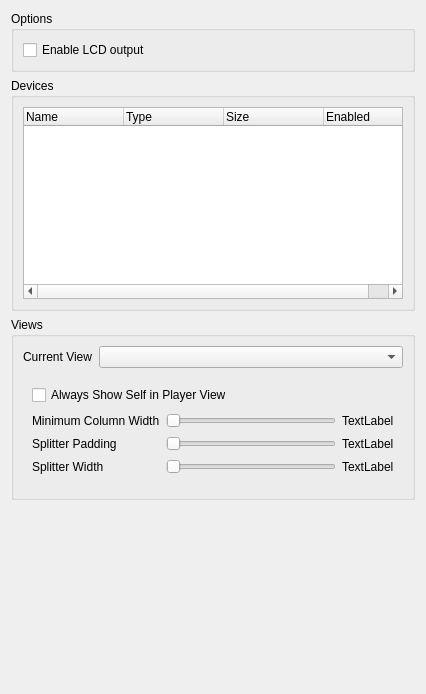
mumble-voip/mumble, file src/mumble/LCD.ui: the form before one commit.
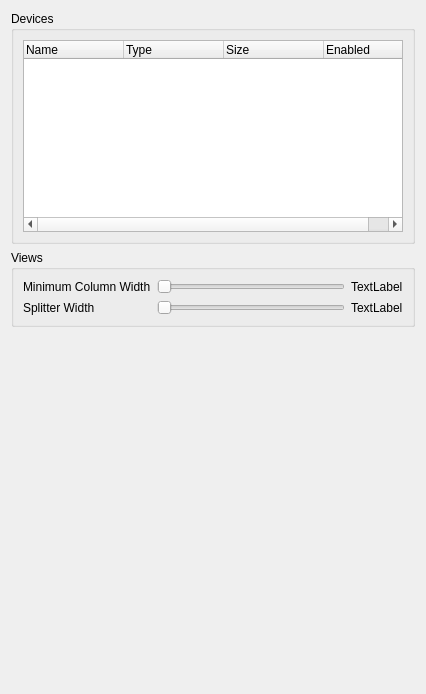
The form after the commit.

Commit message: Update G15 helper to use standard input/output Show all players/linked channels. Fudge the font metrics.

What changed in the file:
```diff
--- a/src/mumble/LCD.ui
+++ b/src/mumble/LCD.ui
@@ -13,32 +13,6 @@
    <string>Form</string>
   </property>
   <layout class="QVBoxLayout" name="verticalLayout_2" >
-   <item>
-    <widget class="QGroupBox" name="groupBox" >
-     <property name="title" >
-      <string>Options</string>
-     </property>
-     <layout class="QVBoxLayout" >
-      <item>
-       <widget class="QCheckBox" name="qcbEnable" >
-        <property name="toolTip" >
-         <string>Enable overlay.</string>
-        </property>
-        <property name="whatsThis" >
-         <string>&lt;!DOCTYPE HTML PUBLIC "-//W3C//DTD HTML 4.0//EN" "http://www.w3.org/TR/REC-html40/strict.dtd">
-&lt;html>&lt;head>&lt;meta name="qrichtext" content="1" />&lt;style type="text/css">
-p, li { white-space: pre-wrap; }
-&lt;/style>&lt;/head>&lt;body style=" font-family:'MS Shell Dlg 2'; font-size:8.25pt; font-weight:400; font-style:normal;">
-&lt;p style=" margin-top:0px; margin-bottom:0px; margin-left:0px; margin-right:0px; -qt-block-indent:0; text-indent:0px; font-size:8pt;">This decides whether Mumble should enable drawing to LCD devices.&lt;/p>&lt;/body>&lt;/html></string>
-        </property>
-        <property name="text" >
-         <string>Enable LCD output</string>
-        </property>
-       </widget>
-      </item>
-     </layout>
-    </widget>
-   </item>
    <item>
     <widget class="QGroupBox" name="groupBox_2" >
      <property name="minimumSize" >
@@ -113,59 +87,13 @@
      </property>
      <layout class="QGridLayout" name="gridLayout" >
       <item row="0" column="0" >
-       <widget class="QLabel" name="label" >
-        <property name="text" >
-         <string>Current View</string>
-        </property>
-       </widget>
-      </item>
-      <item row="1" column="0" colspan="2" >
-       <widget class="QStackedWidget" name="qswView" >
-        <property name="currentIndex" >
-         <number>1</number>
-        </property>
-        <widget class="QWidget" name="qwDefaultView" >
-         <property name="enabled" >
-          <bool>false</bool>
-         </property>
-        </widget>
-        <widget class="QWidget" name="qwPlayerView" >
-         <layout class="QGridLayout" name="gridLayout_2" >
-          <item row="2" column="2" >
-           <widget class="QLabel" name="qlSplitterPadding" >
-            <property name="text" >
-             <string>TextLabel</string>
-            </property>
-           </widget>
-          </item>
-          <item row="1" column="0" >
            <widget class="QLabel" name="label_2" >
             <property name="text" >
              <string>Minimum Column Width</string>
             </property>
            </widget>
           </item>
-          <item row="2" column="1" >
-           <widget class="QSlider" name="qsSplitterPadding" >
-            <property name="whatsThis" >
-             <string>&lt;!DOCTYPE HTML PUBLIC "-//W3C//DTD HTML 4.0//EN" "http://www.w3.org/TR/REC-html40/strict.dtd">
-&lt;html>&lt;head>&lt;meta name="qrichtext" content="1" />&lt;style type="text/css">
-p, li { white-space: pre-wrap; }
-&lt;/style>&lt;/head>&lt;body style=" font-family:'MS Shell Dlg 2'; font-size:8.25pt; font-weight:400; font-style:normal;">
-&lt;p style=" margin-top:0px; margin-bottom:0px; margin-left:0px; margin-right:0px; -qt-block-indent:0; text-indent:0px; font-size:8pt;">This setting decides the number of padding pixels between a column splitter.&lt;/p>&lt;/body>&lt;/html></string>
-            </property>
-            <property name="minimum" >
-             <number>0</number>
-            </property>
-            <property name="maximum" >
-             <number>5</number>
-            </property>
-            <property name="orientation" >
-             <enum>Qt::Horizontal</enum>
-            </property>
-           </widget>
-          </item>
-          <item row="1" column="1" >
+      <item row="0" column="1" >
            <widget class="QSlider" name="qsMinColWidth" >
             <property name="whatsThis" >
              <string>&lt;!DOCTYPE HTML PUBLIC "-//W3C//DTD HTML 4.0//EN" "http://www.w3.org/TR/REC-html40/strict.dtd">
@@ -189,28 +117,21 @@
             </property>
            </widget>
           </item>
-          <item row="3" column="2" >
-           <widget class="QLabel" name="qlSplitterWidth" >
-            <property name="text" >
-             <string>TextLabel</string>
-            </property>
-           </widget>
-          </item>
-          <item row="1" column="2" >
+      <item row="0" column="2" >
            <widget class="QLabel" name="qlMinColWidth" >
             <property name="text" >
              <string>TextLabel</string>
             </property>
            </widget>
           </item>
-          <item row="3" column="0" >
+      <item row="1" column="0" >
            <widget class="QLabel" name="label_4" >
             <property name="text" >
              <string>Splitter Width</string>
             </property>
            </widget>
           </item>
-          <item row="3" column="1" >
+      <item row="1" column="1" >
            <widget class="QSlider" name="qsSplitterWidth" >
             <property name="whatsThis" >
              <string>&lt;!DOCTYPE HTML PUBLIC "-//W3C//DTD HTML 4.0//EN" "http://www.w3.org/TR/REC-html40/strict.dtd">
@@ -230,50 +151,14 @@
             </property>
            </widget>
           </item>
-          <item row="2" column="0" >
-           <widget class="QLabel" name="label_3" >
+      <item row="1" column="2" >
+       <widget class="QLabel" name="qlSplitterWidth" >
             <property name="text" >
-             <string>Splitter Padding</string>
+         <string>TextLabel</string>
             </property>
            </widget>
           </item>
-          <item row="0" column="0" colspan="2" >
-           <widget class="QCheckBox" name="qcbAlwaysSelf" >
-            <property name="whatsThis" >
-             <string>&lt;!DOCTYPE HTML PUBLIC "-//W3C//DTD HTML 4.0//EN" "http://www.w3.org/TR/REC-html40/strict.dtd">
-&lt;html>&lt;head>&lt;meta name="qrichtext" content="1" />&lt;style type="text/css">
-p, li { white-space: pre-wrap; }
-&lt;/style>&lt;/head>&lt;body style=" font-family:'MS Shell Dlg 2'; font-size:8.25pt; font-weight:400; font-style:normal;">
-&lt;p style=" margin-top:0px; margin-bottom:0px; margin-left:0px; margin-right:0px; -qt-block-indent:0; text-indent:0px;">&lt;span style=" font-size:8pt;">This setting decides whether to show your own name on the Player View.&lt;/span>&lt;/p>&lt;/body>&lt;/html></string>
-            </property>
-            <property name="text" >
-             <string>Always Show Self in Player View</string>
-            </property>
-           </widget>
-          </item>
-         </layout>
-        </widget>
-       </widget>
-      </item>
-      <item row="0" column="1" >
-       <widget class="QComboBox" name="qcbCurrentView" >
-        <property name="sizePolicy" >
-         <sizepolicy vsizetype="Minimum" hsizetype="Expanding" >
-          <horstretch>0</horstretch>
-          <verstretch>0</verstretch>
-         </sizepolicy>
-        </property>
-        <property name="whatsThis" >
-         <string>This selects which LCD view you want to configure.</string>
-        </property>
-       </widget>
-      </item>
-     </layout>
-     <zorder>qswView</zorder>
-     <zorder>line</zorder>
-     <zorder>horizontalLayoutWidget</zorder>
-     <zorder>pushButton</zorder>
-     <zorder>qcbCurrentView</zorder>
+     </layout>
     </widget>
    </item>
    <item>
```
Left out of the diff: 6 changed lines with no effect on the pictures. Lines whose indentation alone changed are shown as unchanged. The commit also changes 10 other files.
